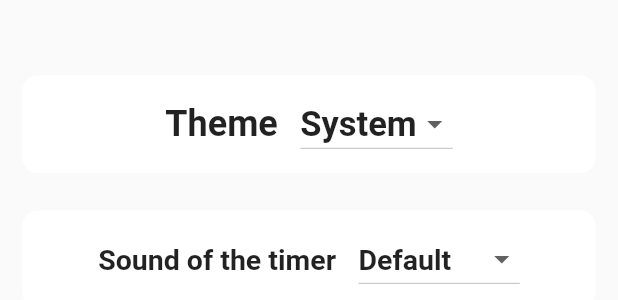
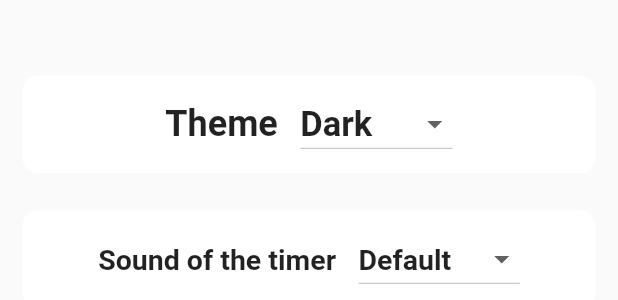
Before and after one commit to DaDaDaTheoryNow/Omega-Clock, a Flutter app: the SettingsMain widget shown alone on an empty page, opened directly, on a phone screen of 412 x 824 dp. Shown: the part 260-560 px from the top of the screen. Run offline on Flutter 3.47's test engine with Material 2 defaults, Android fonts, the phone set to English and light mode, and no system bars; our stand-ins replace adaptive_theme, animated_splash_screen, card_loading, easy_localization, flutter_easyloading, flutter_local_notifications and 6 more; missing offline and left inert: bottom_bar_with_sheet, day_night_time_picker, duration, duration_picker, flutter_alarm_clock, flutter_ringtone_player and 3 more; accounts and stored records are empty.

Commit message:
fix theme

```diff
--- a/lib/main.dart
+++ b/lib/main.dart
@@ -53,7 +53,7 @@ void main() async {
   debugPrint("get TimerSound '$selectedItemSound'");
 
   // get selectTheme
-  selectedItemTheme = prefs.getString("SelectTheme") ?? "System";
+  selectedItemTheme = prefs.getString("SelectTheme") ?? "Dark";
   debugPrint("get Theme '$selectedItemTheme'");
 
   // get backgroundNotifications
--- a/lib/widgets/settings/settings_main.dart
+++ b/lib/widgets/settings/settings_main.dart
@@ -18,8 +18,8 @@ class SettingsMain extends StatefulWidget {
 }
 
 // Change Theme variables
-List<String> themes = ["System", "Dark", "Light"];
-String? selectedItemTheme = "System";
+List<String> themes = ["System", "Light", "Dark"];
+String? selectedItemTheme = "Dark";
 
 // Change the sound of the timer variables
 List<String> sounds = [
@@ -88,7 +88,9 @@ class _SettingsMainState extends State<SettingsMain> {
                                 )))
                             .toList(),
                         onChanged: (item) async {
-                          selectedItemTheme = item;
+                          setState(() {
+                            selectedItemTheme = item;
+                          });
                           final prefs = await SharedPreferences.getInstance();
                           prefs.setString("SelectTheme", selectedItemTheme!);
                           if (selectedItemTheme == "System") {
```
